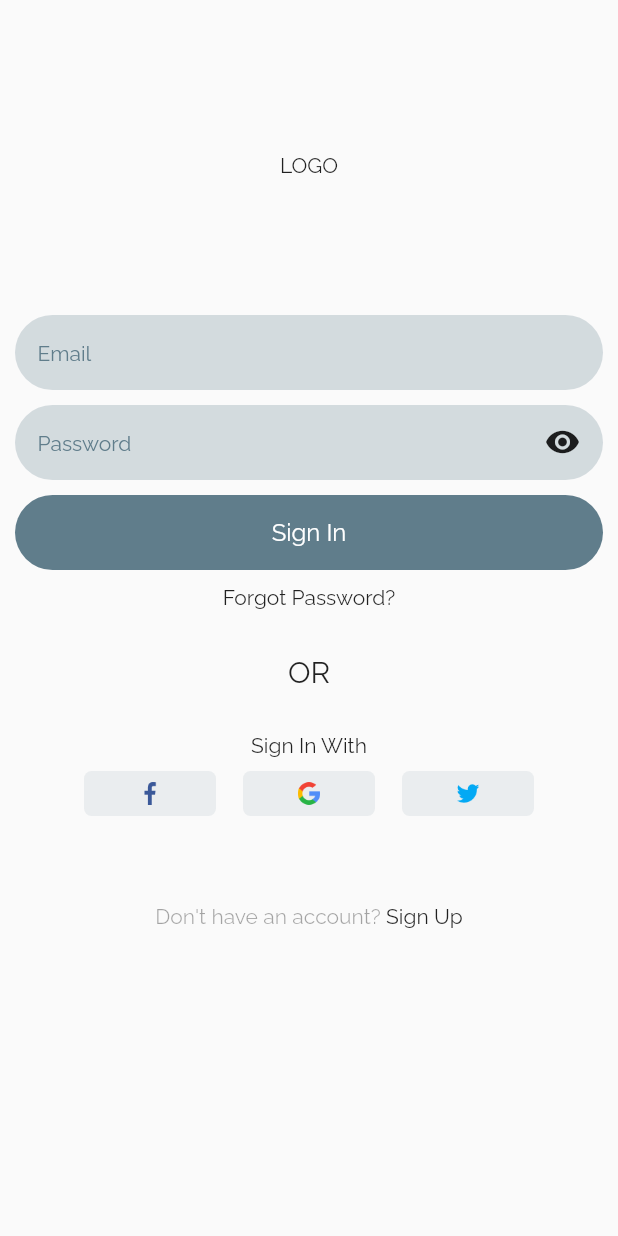
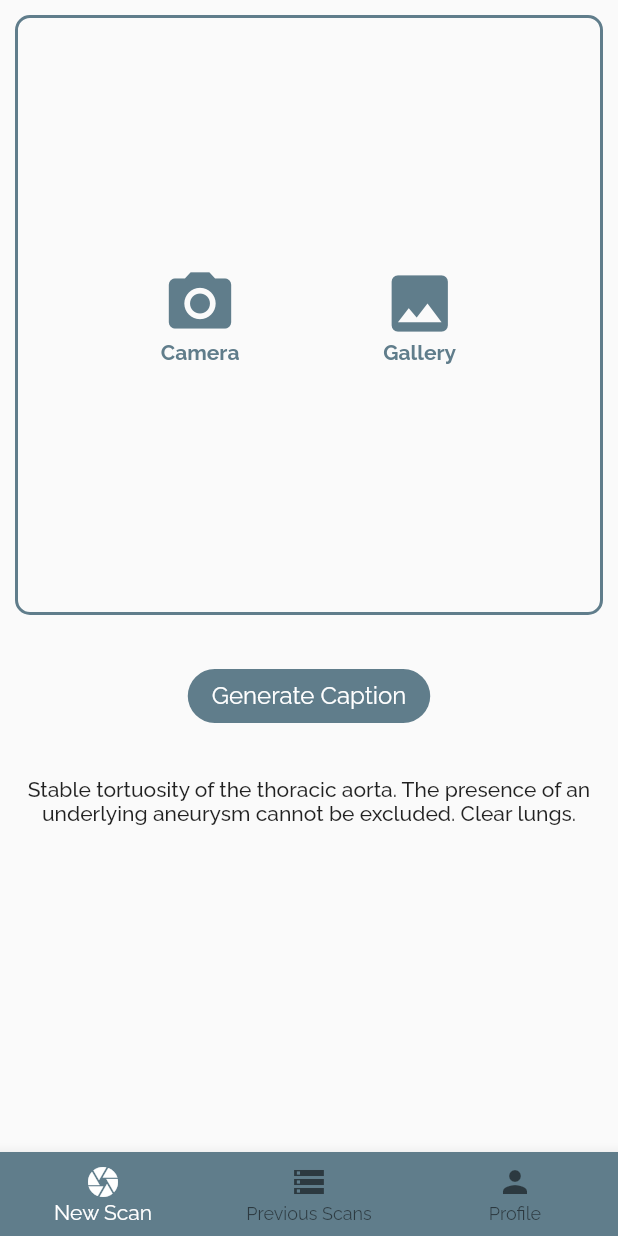
Before and after one commit to ridh7/be_project, a Flutter app: the screen it shows after launch, after a tap on "Sign In", on a phone screen of 412 x 824 dp. Run offline on Flutter 3.47's test engine with Material 2 defaults, Android fonts, the phone set to English and light mode, and no system bars; our stand-ins replace image_picker.

Commit message:
ui completed

```diff
--- /dev/null
+++ b/lib/screens/home_screen.dart
@@ -0,0 +1,489 @@
+import 'dart:io';
+import 'package:image_picker/image_picker.dart';
+import 'package:be_project/screens/login_screen.dart';
+import 'package:flutter/material.dart';
+
+class HomeScreen extends StatefulWidget {
+  @override
+  _HomeScreenState createState() => _HomeScreenState();
+}
+
+class _HomeScreenState extends State<HomeScreen> {
+  int _selectedIndex = 0;
+
+  void _onItemTapped(int index) {
+    setState(() {
+      _selectedIndex = index;
+    });
+  }
+
+  File _image;
+  final picker = ImagePicker();
+
+  Future getImage(ImageSource source) async {
+    final pickedFile = await picker.getImage(source: source);
+
+    setState(() {
+      if (pickedFile != null) {
+        _image = File(pickedFile.path);
+      } else {
+        print('No image selected.');
+      }
+    });
+  }
+
+  @override
+  Widget build(BuildContext context) {
+    return Scaffold(
+      bottomNavigationBar: BottomNavigationBar(
+        items: const <BottomNavigationBarItem>[
+          BottomNavigationBarItem(
+            icon: Icon(Icons.camera),
+            label: 'New Scan',
+          ),
+          BottomNavigationBarItem(
+            icon: Icon(Icons.storage),
+            label: 'Previous Scans',
+          ),
+          BottomNavigationBarItem(
+            icon: Icon(Icons.person),
+            label: 'Profile',
+          ),
+        ],
+        currentIndex: _selectedIndex,
+        selectedItemColor: Colors.white,
+        onTap: _onItemTapped,
+        backgroundColor: Colors.blueGrey,
+      ),
+      body: SafeArea(
+        child: _selectedIndex == 0
+            ? Padding(
+                padding: EdgeInsets.all(10),
+                child: Column(
+                  children: [
+                    Container(
+                      alignment: Alignment.center,
+                      width: double.infinity,
+                      height: 400,
+                      decoration: BoxDecoration(
+                        borderRadius: BorderRadius.circular(10),
+                        border: Border.all(
+                          color: Colors.blueGrey,
+                          width: 2,
+                        ),
+                      ),
+                      child: _image == null
+                          ? Row(
+                              mainAxisAlignment: MainAxisAlignment.spaceEvenly,
+                              children: [
+                                GestureDetector(
+                                  onTap: () {
+                                    getImage(ImageSource.camera);
+                                  },
+                                  child: Column(
+                                    mainAxisSize: MainAxisSize.min,
+                                    children: [
+                                      Icon(
+                                        Icons.camera_alt,
+                                        size: 50,
+                                        color: Colors.blueGrey,
+                                      ),
+                                      Text(
+                                        'Camera',
+                                        style: TextStyle(
+                                          fontFamily: 'Raleway-Bold',
+                                          color: Colors.blueGrey,
+                                        ),
+                                      ),
+                                    ],
+                                  ),
+                                ),
+                                GestureDetector(
+                                  onTap: () {
+                                    getImage(ImageSource.gallery);
+                                  },
+                                  child: Column(
+                                    mainAxisSize: MainAxisSize.min,
+                                    children: [
+                                      Icon(
+                                        Icons.image,
+                                        size: 50,
+                                        color: Colors.blueGrey,
+                                      ),
+                                      Text(
+                                        'Gallery',
+                                        style: TextStyle(
+                                          fontFamily: 'Raleway-Bold',
+                                          color: Colors.blueGrey,
+                                        ),
+                                      ),
+                                    ],
+                                  ),
+                                ),
+                              ],
+                            )
+                          : Image.file(_image),
+                    ),
+                    if (_image != null) SizedBox(height: 15),
+                    if (_image != null)
+                      FlatButton(
+                        onPressed: () {
+                          setState(() {
+                            _image = null;
+                          });
+                        },
+                        shape: RoundedRectangleBorder(
+                          borderRadius: BorderRadius.circular(50),
+                        ),
+                        color: Colors.red,
+                        child: Text(
+                          'Remove Image',
+                          style: TextStyle(
+                            fontSize: 16,
+                            color: Colors.white,
+                          ),
+                        ),
+                      ),
+                    if (_image != null) SizedBox(height: 15),
+                    if (_image == null) SizedBox(height: 30),
+                    FlatButton(
+                      onPressed: () {},
+                      shape: RoundedRectangleBorder(
+                        borderRadius: BorderRadius.circular(50),
+                      ),
+                      color: Colors.blueGrey,
+                      child: Text(
+                        'Generate Caption',
+                        style: TextStyle(
+                          fontSize: 16,
+                          color: Colors.white,
+                        ),
+                      ),
+                    ),
+                    SizedBox(height: 30),
+                    Text(
+                      'Stable tortuosity of the thoracic aorta. The presence of an underlying aneurysm cannot be excluded. Clear lungs.',
+                      style: TextStyle(fontFamily: 'Raleway-Medium'),
+                      textAlign: TextAlign.center,
+                    )
+                  ],
+                ),
+              )
+            : _selectedIndex == 1
+                ? Padding(
+                    padding: const EdgeInsets.all(10),
+                    child: Column(
+                      children: [
+                        Container(
+                          padding: EdgeInsets.symmetric(horizontal: 5),
+                          height: 30,
+                          width: double.infinity,
+                          decoration: BoxDecoration(
+                            borderRadius: BorderRadius.circular(100),
+                            border: Border.all(
+                              color: Colors.black.withOpacity(.5),
+                            ),
+                          ),
+                          child: Row(
+                            children: [
+                              Icon(Icons.search),
+                              Text('Search'),
+                            ],
+                          ),
+                        ),
+                        SizedBox(height: 10),
+                        Expanded(
+                          child: ListView.builder(
+                            itemCount: 10,
+                            itemBuilder: (context, index) => Card(
+                              color: Colors.blueGrey,
+                              elevation: 3,
+                              shape: RoundedRectangleBorder(
+                                borderRadius: BorderRadius.circular(10),
+                              ),
+                              child: Padding(
+                                padding: EdgeInsets.all(10),
+                                child: Row(
+                                  children: [
+                                    Container(
+                                      height: 100,
+                                      width: 100,
+                                      decoration: BoxDecoration(
+                                        border: Border.all(color: Colors.white),
+                                        borderRadius: BorderRadius.circular(10),
+                                        image: DecorationImage(
+                                          image: AssetImage(
+                                              'assets/images/chest-scan.jpeg'),
+                                          fit: BoxFit.cover,
+                                        ),
+                                      ),
+                                    ),
+                                    SizedBox(width: 20),
+                                    Column(
+                                      crossAxisAlignment:
+                                          CrossAxisAlignment.start,
+                                      children: [
+                                        RichText(
+                                          text: TextSpan(
+                                            style: TextStyle(
+                                                fontFamily: 'Raleway'),
+                                            children: [
+                                              TextSpan(
+                                                text: 'ID: ',
+                                                style: TextStyle(
+                                                  fontFamily: 'Raleway-Bold',
+                                                ),
+                                              ),
+                                              TextSpan(text: '1234'),
+                                            ],
+                                          ),
+                                        ),
+                                        RichText(
+                                          text: TextSpan(
+                                            style: TextStyle(
+                                                fontFamily: 'Raleway'),
+                                            children: [
+                                              TextSpan(
+                                                text: 'Date: ',
+                                                style: TextStyle(
+                                                  fontFamily: 'Raleway-Bold',
+                                                ),
+                                              ),
+                                              TextSpan(
+                                                  text: 'January 22, 2021'),
+                                            ],
+                                          ),
+                                        ),
+                                        RichText(
+                                          text: TextSpan(
+                                            style: TextStyle(
+                                                fontFamily: 'Raleway'),
+                                            children: [
+                                              TextSpan(
+                                                text: 'Time: ',
+                                                style: TextStyle(
+                                                  fontFamily: 'Raleway-Bold',
+                                                ),
+                                              ),
+                                              TextSpan(text: '8:55 am'),
+                                            ],
+                                          ),
+                                        ),
+                                        SizedBox(
+                                          width: 240,
+                                          child: RichText(
+                                            text: TextSpan(
+                                              style: TextStyle(
+                                                  fontFamily: 'Raleway'),
+                                              children: [
+                                                TextSpan(
+                                                  text: 'Caption: ',
+                                                  style: TextStyle(
+                                                    fontFamily: 'Raleway-Bold',
+                                                  ),
+                                                ),
+                                                TextSpan(
+                                                    text:
+                                                        'Stable tortuosity of the thoracic aorta. The presence of an underlying aneurysm cannot be excluded. Clear lungs.'),
+                                              ],
+                                            ),
+                                          ),
+                                        ),
+                                      ],
+                                    ),
+                                  ],
+                                ),
+                              ),
+                            ),
+                          ),
+                        ),
+                      ],
+                    ),
+                  )
+                : Padding(
+                    padding: EdgeInsets.all(10),
+                    child: Column(
+                      children: [
+                        Card(
+                          shape: RoundedRectangleBorder(
+                            borderRadius: BorderRadius.circular(10),
+                          ),
+                          elevation: 3,
+                          child: Container(
+                            width: double.infinity,
+                            padding: const EdgeInsets.all(10),
+                            child: Column(
+                              mainAxisSize: MainAxisSize.min,
+                              crossAxisAlignment: CrossAxisAlignment.start,
+                              children: [
+                                Row(
+                                  children: [
+                                    Text(
+                                      'Account Details',
+                                      style: TextStyle(
+                                        fontFamily: 'Raleway-Bold',
+                                        fontSize: 20,
+                                        color: Colors.blueGrey,
+                                      ),
+                                    ),
+                                    Spacer(),
+                                    Icon(
+                                      Icons.edit,
+                                      size: 20,
+                                      color: Colors.blueGrey,
+                                    ),
+                                  ],
+                                ),
+                                SizedBox(height: 30),
+                                Text(
+                                  'Name',
+                                  style: TextStyle(
+                                    fontFamily: 'Raleway-Bold',
+                                    fontSize: 12,
+                                  ),
+                                ),
+                                Text(
+                                  'Ridhwik Kalgaonkar',
+                                  style: TextStyle(
+                                    fontFamily: 'Raleway-Medium',
+                                    color: Colors.blueGrey,
+                                    fontSize: 16,
+                                  ),
+                                ),
+                                SizedBox(height: 10),
+                                Text(
+                                  'Contact Number',
+                                  style: TextStyle(
+                                    fontFamily: 'Raleway-Bold',
+                                    fontSize: 12,
+                                  ),
+                                ),
+                                Text(
+                                  '+91 9922337964',
+                                  style: TextStyle(
+                                    fontFamily: 'Raleway-Medium',
+                                    color: Colors.blueGrey,
+                                    fontSize: 16,
+                                  ),
+                                ),
+                                SizedBox(height: 10),
+                                Text(
+                                  'Email Address',
+                                  style: TextStyle(
+                                    fontFamily: 'Raleway-Bold',
+                                    fontSize: 12,
+                                  ),
+                                ),
+                                Text(
+                                  'ridhwik.k@gmail.com',
+                                  style: TextStyle(
+                                    fontFamily: 'Raleway-Medium',
+                                    color: Colors.blueGrey,
+                                    fontSize: 16,
+                                  ),
+                                ),
+                              ],
+                            ),
+                          ),
+                        ),
+                        SizedBox(height: 10),
+                        SizedBox(
+                          width: double.infinity,
+                          child: FlatButton(
+                            onPressed: () {
+                              showDialog(
+                                context: context,
+                                builder: (context) => AlertDialog(
+                                  content: Column(
+                                    mainAxisSize: MainAxisSize.min,
+                                    children: [
+                                      TextFormField(
+                                        decoration: InputDecoration(
+                                          border: OutlineInputBorder(),
+                                          labelText: 'Old Password',
+                                          isDense: true,
+                                        ),
+                                        obscureText: true,
+                                      ),
+                                      SizedBox(height: 10),
+                                      TextFormField(
+                                        decoration: InputDecoration(
+                                          border: OutlineInputBorder(),
+                                          labelText: 'New Password',
+                                          isDense: true,
+                                        ),
+                                        obscureText: true,
+                                      ),
+                                      SizedBox(height: 10),
+                                      TextFormField(
+                                        decoration: InputDecoration(
+                                          border: OutlineInputBorder(),
+                                          labelText: 'Confirm New Password',
+                                          isDense: true,
+                                        ),
+                                        obscureText: true,
+                                      ),
+                                    ],
+                                  ),
+                                  actions: [
+                                    FlatButton(
+                                      onPressed: () {},
+                                      child: Text('Save'),
+                                    ),
+                                    FlatButton(
+                                      onPressed: () {
+                                        Navigator.pop(context);
+                                      },
+                                      child: Text(
+                                        'Cancel',
+                                        style: TextStyle(color: Colors.red),
+                                      ),
+                                    ),
+                                  ],
+                                ),
+                              );
+                            },
+                            shape: RoundedRectangleBorder(
+                              borderRadius: BorderRadius.circular(50),
+                            ),
+                            color: Colors.red,
+                            child: Text(
+                              'Change Password',
+                              style: TextStyle(
+                                fontSize: 16,
+                                color: Colors.white,
+                              ),
+                            ),
+                          ),
+                        ),
+                        SizedBox(
+                          width: double.infinity,
+                          child: FlatButton(
+                            onPressed: () {
+                              Navigator.pushReplacement(
+                                context,
+                                MaterialPageRoute(
+                                  builder: (context) => LoginScreen(),
+                                ),
+                              );
+                            },
+                            shape: RoundedRectangleBorder(
+                              borderRadius: BorderRadius.circular(50),
+                            ),
+                            color: Colors.blueGrey,
+                            child: Text(
+                              'Log Out',
+                              style: TextStyle(
+                                fontSize: 16,
+                                color: Colors.white,
+                              ),
+                            ),
+                          ),
+                        )
+                      ],
+                    ),
+                  ),
+      ),
+    );
+  }
+}
--- a/lib/screens/login_screen.dart
+++ b/lib/screens/login_screen.dart
@@ -1,3 +1,4 @@
+import 'package:be_project/screens/home_screen.dart';
 import 'package:be_project/screens/signup_screen.dart';
 import 'package:flutter/material.dart';
 
@@ -14,7 +15,7 @@ class LoginScreen extends StatelessWidget {
                 Container(
                   alignment: Alignment.center,
                   height: 200,
-                  child: Text('LOGO'),
+                  child: Text('MEDICAL IMAGE CAPTIONING'),
                 ),
                 Container(
                   decoration: BoxDecoration(
@@ -92,7 +93,14 @@ class LoginScreen extends StatelessWidget {
                         color: Colors.white,
                       ),
                     ),
-                    onPressed: () {},
+                    onPressed: () {
+                      Navigator.pushReplacement(
+                        context,
+                        MaterialPageRoute(
+                          builder: (context) => HomeScreen(),
+                        ),
+                      );
+                    },
                   ),
                 ),
                 SizedBox(height: 10),
--- a/pubspec.yaml
+++ b/pubspec.yaml
@@ -28,6 +28,7 @@ dependencies:
   # The following adds the Cupertino Icons font to your application.
   # Use with the CupertinoIcons class for iOS style icons.
   cupertino_icons: ^1.0.0
+  image_picker: ^0.7.3
 
 dev_dependencies:
   flutter_test:
@@ -47,6 +48,7 @@ flutter:
   # To add assets to your application, add an assets section, like this:
   assets:
     - assets/icons/
+    - assets/images/
     # - images/a_dot_burr.jpeg
     # - images/a_dot_ham.jpeg
 
```
Also changed, not shown: lib/screens/signup_screen.dart (+18 -3 lines), assets/images/chest-scan.jpeg (added), pubspec.lock.
